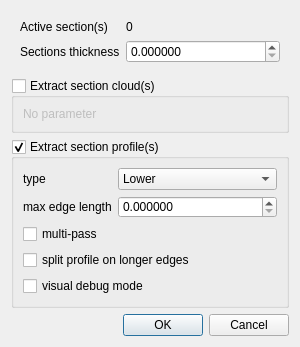
Above: qCC/ui_templates/sectionExtractionSubDlg.ui from CloudCompare/CloudCompare before the change. Below: the same form after it.
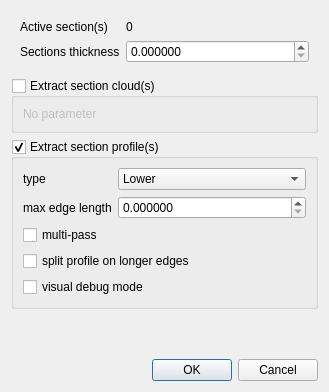
That is the form after the change.

```diff
--- a/qCC/ui_templates/sectionExtractionSubDlg.ui
+++ b/qCC/ui_templates/sectionExtractionSubDlg.ui
@@ -6,8 +6,8 @@
    <rect>
     <x>0</x>
     <y>0</y>
-    <width>300</width>
-    <height>320</height>
+    <width>329</width>
+    <height>392</height>
    </rect>
   </property>
   <property name="windowTitle">
```
Left out of the diff: 13 changed lines with no effect on the pictures.
